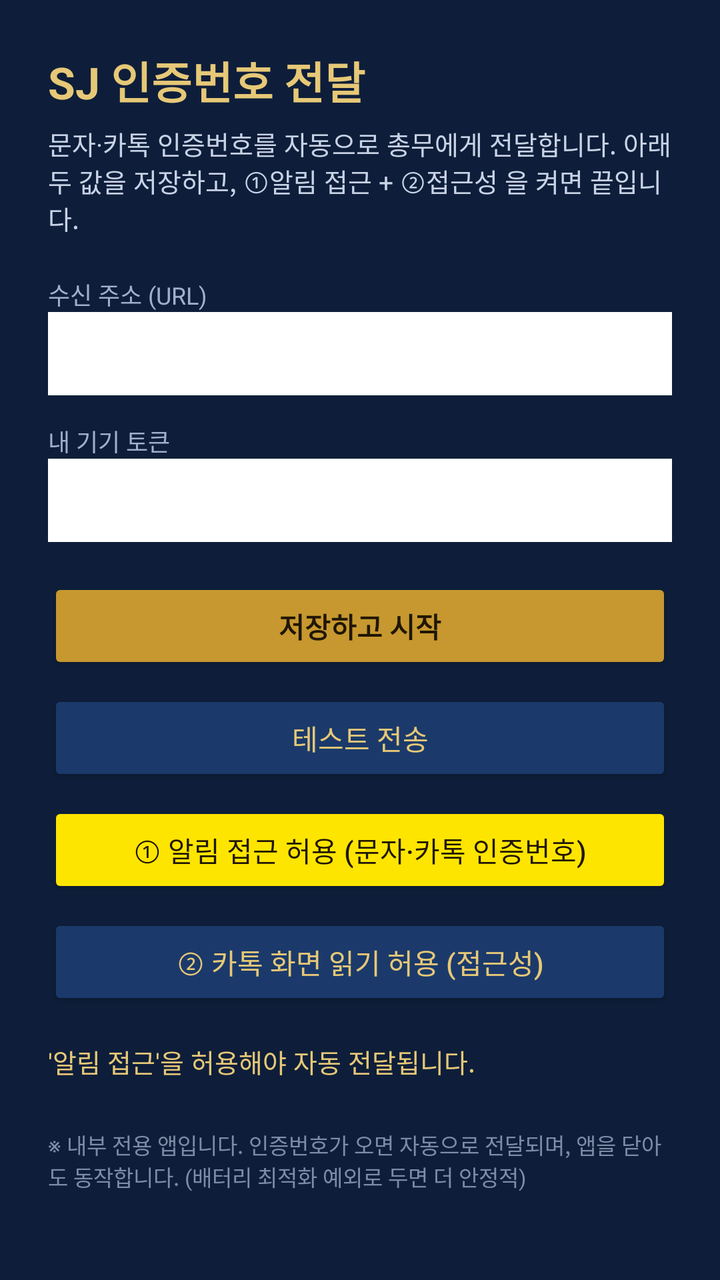
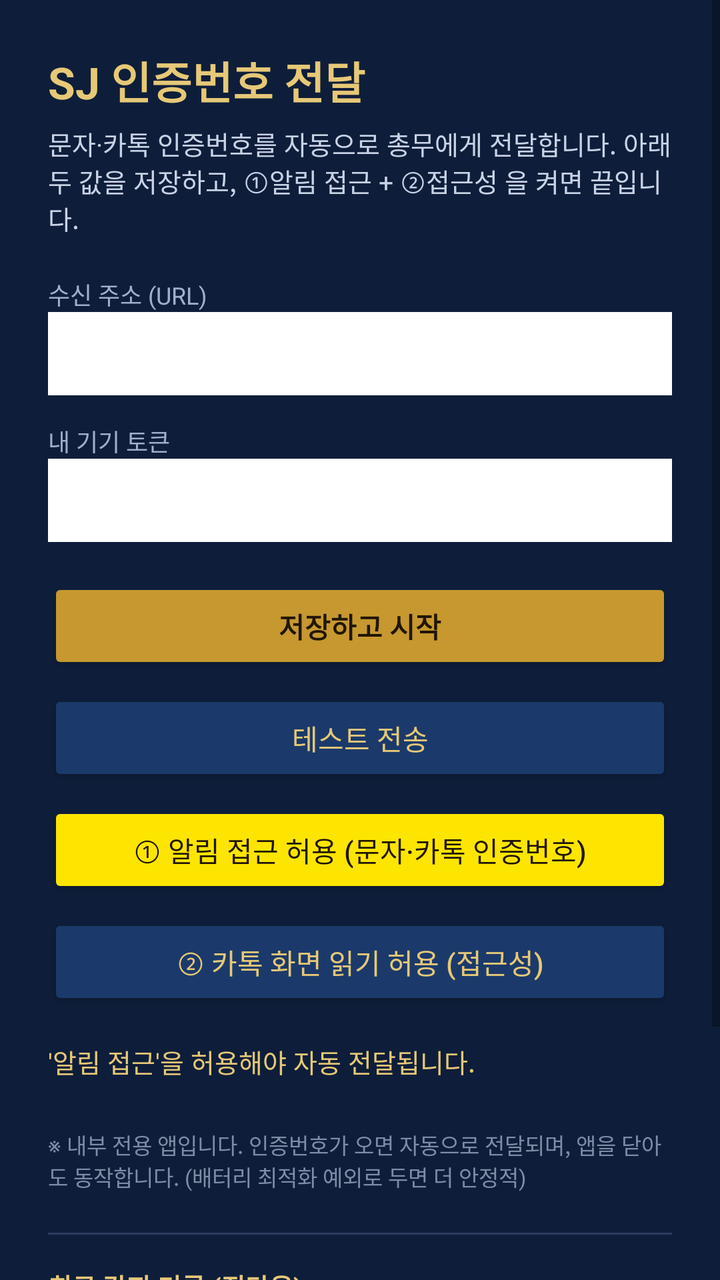

The first picture is an Android layout as it rendered before a commit; the second is the same layout after the commit. The layout source and the unified diff follow.
<!-- AndroidManifest.xml: application theme Theme.AppCompat.Light.NoActionBar -->
<!-- res/layout/activity_main.xml -->
<?xml version="1.0" encoding="utf-8"?>
<ScrollView xmlns:android="http://schemas.android.com/apk/res/android"
    android:layout_width="match_parent"
    android:layout_height="match_parent"
    android:background="#0E1E3A">

    <LinearLayout
        android:layout_width="match_parent"
        android:layout_height="wrap_content"
        android:orientation="vertical"
        android:padding="24dp">

        <TextView
            android:layout_width="wrap_content"
            android:layout_height="wrap_content"
            android:text="SJ 인증번호 전달"
            android:textColor="#E6C877"
            android:textSize="22sp"
            android:textStyle="bold" />

        <TextView
            android:layout_width="match_parent"
            android:layout_height="wrap_content"
            android:layout_marginTop="6dp"
            android:text="문자·카톡 인증번호를 자동으로 총무에게 전달합니다. 아래 두 값을 저장하고, ①알림 접근 + ②접근성 을 켜면 끝입니다."
            android:textColor="#C9D3E6"
            android:textSize="13sp" />

        <TextView
            android:layout_width="wrap_content"
            android:layout_height="wrap_content"
            android:layout_marginTop="20dp"
            android:text="수신 주소 (URL)"
            android:textColor="#9FB0CC"
            android:textSize="12sp" />

        <EditText
            android:id="@+id/url"
            android:layout_width="match_parent"
            android:layout_height="wrap_content"
            android:background="#FFFFFF"
            android:inputType="textUri"
            android:padding="12dp"
            android:textSize="13sp" />

        <TextView
            android:layout_width="wrap_content"
            android:layout_height="wrap_content"
            android:layout_marginTop="14dp"
            android:text="내 기기 토큰"
            android:textColor="#9FB0CC"
            android:textSize="12sp" />

        <EditText
            android:id="@+id/token"
            android:layout_width="match_parent"
            android:layout_height="wrap_content"
            android:background="#FFFFFF"
            android:inputType="text"
            android:padding="12dp"
            android:textSize="13sp" />

        <Button
            android:id="@+id/save"
            android:layout_width="match_parent"
            android:layout_height="wrap_content"
            android:layout_marginTop="18dp"
            android:backgroundTint="#C6982F"
            android:text="저장하고 시작"
            android:textColor="#201603"
            android:textStyle="bold" />

        <Button
            android:id="@+id/test"
            android:layout_width="match_parent"
            android:layout_height="wrap_content"
            android:layout_marginTop="8dp"
            android:backgroundTint="#1B3A6B"
            android:text="테스트 전송"
            android:textColor="#E6C877" />

        <Button
            android:id="@+id/notif"
            android:layout_width="match_parent"
            android:layout_height="wrap_content"
            android:layout_marginTop="8dp"
            android:backgroundTint="#FEE500"
            android:text="① 알림 접근 허용 (문자·카톡 인증번호)"
            android:textColor="#201603" />

        <Button
            android:id="@+id/accessibility"
            android:layout_width="match_parent"
            android:layout_height="wrap_content"
            android:layout_marginTop="8dp"
            android:backgroundTint="#1B3A6B"
            android:text="② 카톡 화면 읽기 허용 (접근성)"
            android:textColor="#E6C877" />

        <TextView
            android:id="@+id/status"
            android:layout_width="match_parent"
            android:layout_height="wrap_content"
            android:layout_marginTop="16dp"
            android:text="'알림 접근'을 허용해야 자동 전달됩니다."
            android:textColor="#E6C877"
            android:textSize="13sp" />

        <TextView
            android:layout_width="match_parent"
            android:layout_height="wrap_content"
            android:layout_marginTop="24dp"
            android:text="※ 내부 전용 앱입니다. 인증번호가 오면 자동으로 전달되며, 앱을 닫아도 동작합니다. (배터리 최적화 예외로 두면 더 안정적)"
            android:textColor="#7E8CA6"
            android:textSize="11sp" />
    </LinearLayout>
</ScrollView>
<!-- resources referenced by this layout -->
<resources>

</resources>

<!-- the commit's change to res/layout/activity_main.xml (unified diff, before → after) -->
@@ -113,5 +113,70 @@
             android:text="※ 내부 전용 앱입니다. 인증번호가 오면 자동으로 전달되며, 앱을 닫아도 동작합니다. (배터리 최적화 예외로 두면 더 안정적)"
             android:textColor="#7E8CA6"
             android:textSize="11sp" />
+
+        <View
+            android:layout_width="match_parent"
+            android:layout_height="1dp"
+            android:layout_marginTop="20dp"
+            android:background="#2A3C5E" />
+
+        <TextView
+            android:layout_width="match_parent"
+            android:layout_height="wrap_content"
+            android:layout_marginTop="16dp"
+            android:text="최근 감지 기록 (진단용)"
+            android:textColor="#E6C877"
+            android:textSize="13sp"
+            android:textStyle="bold" />
+
+        <TextView
+            android:id="@+id/version"
+            android:layout_width="match_parent"
+            android:layout_height="wrap_content"
+            android:layout_marginTop="2dp"
+            android:text="버전"
+            android:textColor="#7E8CA6"
+            android:textSize="11sp" />
+
+        <LinearLayout
+            android:layout_width="match_parent"
+            android:layout_height="wrap_content"
+            android:layout_marginTop="8dp"
+            android:orientation="horizontal">
+
+            <Button
+                android:id="@+id/refresh"
+                android:layout_width="0dp"
+                android:layout_height="wrap_content"
+                android:layout_weight="1"
+                android:layout_marginEnd="4dp"
+                android:backgroundTint="#1B3A6B"
+                android:text="새로고침"
+                android:textColor="#E6C877"
+                android:textSize="12sp" />
+
+            <Button
+                android:id="@+id/clearlog"
+                android:layout_width="0dp"
+                android:layout_height="wrap_content"
+                android:layout_weight="1"
+                android:layout_marginStart="4dp"
+                android:backgroundTint="#3A2020"
+                android:text="기록 지우기"
+                android:textColor="#E6A0A0"
+                android:textSize="12sp" />
+        </LinearLayout>
+
+        <TextView
+            android:id="@+id/log"
+            android:layout_width="match_parent"
+            android:layout_height="wrap_content"
+            android:layout_marginTop="8dp"
+            android:background="#081426"
+            android:fontFamily="monospace"
+            android:padding="12dp"
+            android:text=""
+            android:textColor="#B7C4DC"
+            android:textSize="11sp" />
     </LinearLayout>
 </ScrollView>
